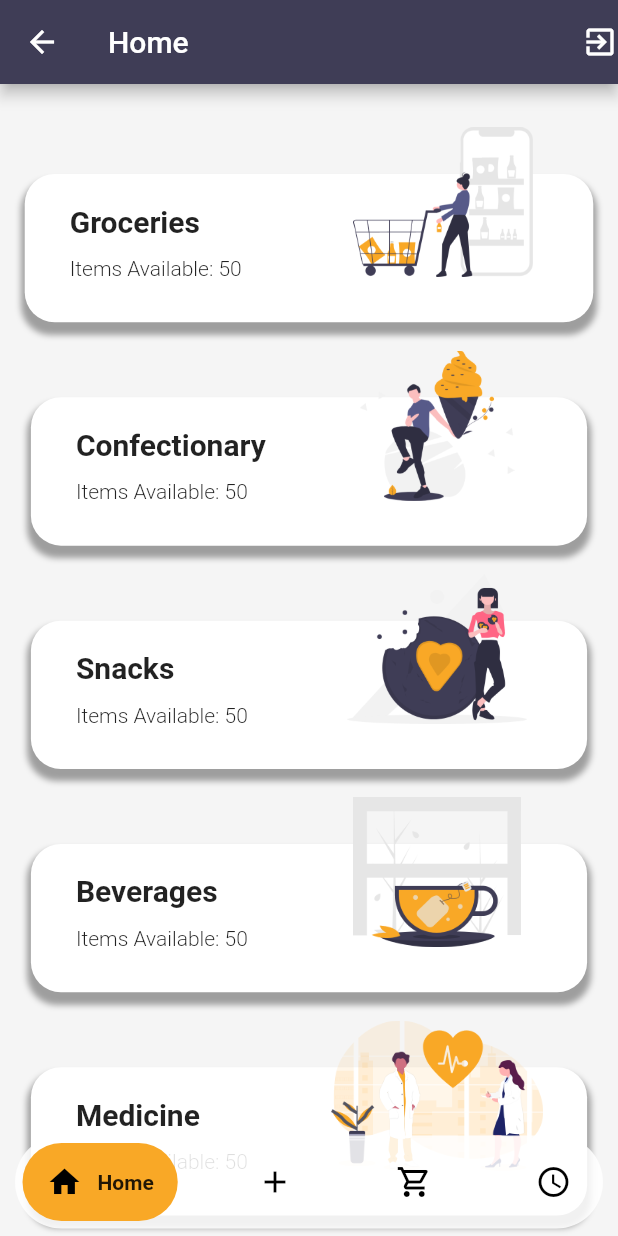
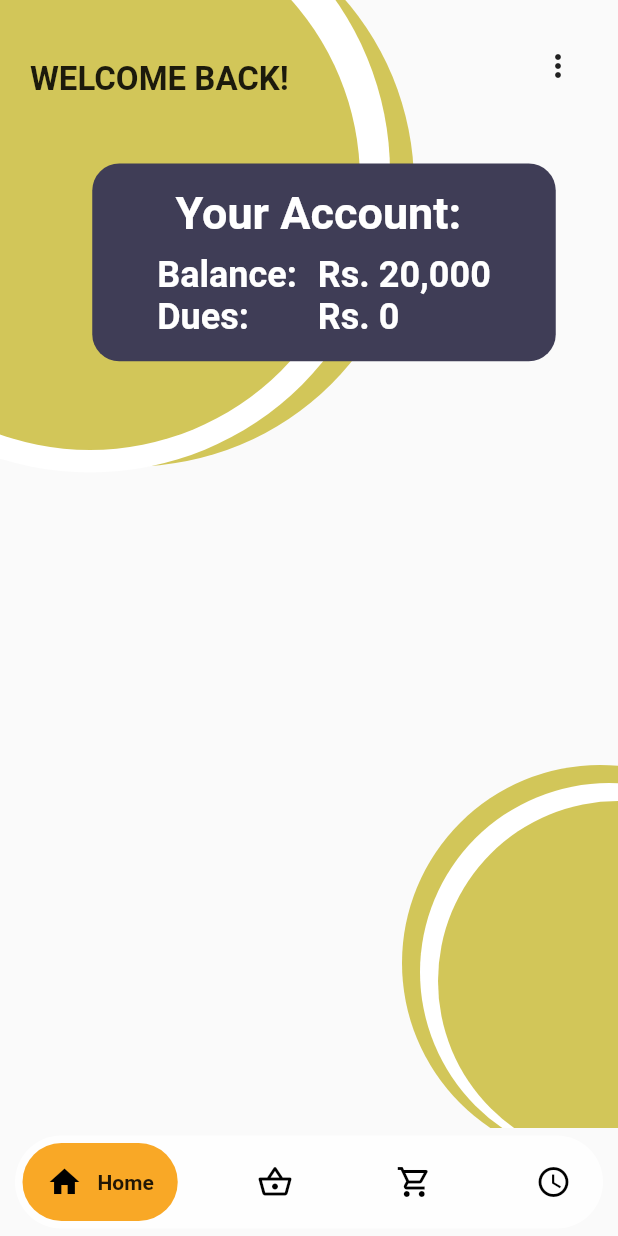
Before and after one commit to AliMohsinNaqvi110/Stock-Unifier, a Flutter app: the VendorWrapper screen opened directly, on a phone screen of 412 x 824 dp. Run offline on Flutter 3.47's test engine with Material 2 defaults, Android fonts, the phone set to English and light mode, and no system bars; drawn by our look-alikes of google_nav_bar; our stand-ins replace cloud_firestore, cool_alert, firebase_auth, firebase_core; missing offline and left inert: animated_snack_bar; accounts and stored records are empty.

Commit message:
attempting to update vendor structure in db

```diff
--- a/lib/screens/home/categories_screen.dart
+++ b/lib/screens/home/vendor/item_listing_screen.dart
@@ -1,19 +1,16 @@
 import 'package:flutter/material.dart';
 import 'package:inventory_management/constants/colors.dart';
 import 'package:inventory_management/screens/home/selected_category.dart';
-import 'package:inventory_management/services/auth.dart';
 
-// This Screen is displayed for Vendor, for Distributor we first show dashboard
-class CategoriesScreen extends StatefulWidget {
-  const CategoriesScreen({Key? key}) : super(key: key);
+class ItemListing extends StatefulWidget {
+  const ItemListing({Key? key}) : super(key: key);
 
   @override
-  _CategoriesScreenState createState() => _CategoriesScreenState();
+  _ItemListingState createState() => _ItemListingState();
 }
 
-class _CategoriesScreenState extends State<CategoriesScreen> {
+class _ItemListingState extends State<ItemListing> {
   Apptheme th = Apptheme();
-  final AuthService _auth = AuthService();
   final List<String> _selectedCategory = [
     "Groceries",
     "Confectionary",
@@ -29,15 +26,8 @@ class _CategoriesScreenState extends State<CategoriesScreen> {
       backgroundColor: th.kLightGrey,
       appBar: AppBar(
           backgroundColor: th.kDarkBlue,
-          title: const Text("Home"),
-          actions: [
-            InkWell(
-              child: const Icon(Icons.exit_to_app),
-              onTap: () {
-                _auth.signOut();
-              },
-            )
-          ]),
+          title: const Text("All Items"),
+       ),
       body: Center(
         child: SingleChildScrollView(
           child: Column(
--- /dev/null
+++ b/lib/screens/home/vendor/vendor_home.dart
@@ -0,0 +1,226 @@
+import 'package:firebase_auth/firebase_auth.dart';
+import 'package:flutter/material.dart';
+import 'package:inventory_management/services/auth.dart';
+import 'package:provider/provider.dart';
+import '../../../constants/colors.dart';
+
+class VendorHome extends StatefulWidget {
+  const VendorHome({Key? key}) : super(key: key);
+
+  @override
+  State<VendorHome> createState() => _VendorHomeState();
+}
+
+class _VendorHomeState extends State<VendorHome> {
+  Apptheme th = Apptheme();
+
+  final AuthService _auth = AuthService();
+
+  @override
+  Widget build(BuildContext context) {
+
+    final user = Provider.of<User>(context);
+
+    return Scaffold(
+      body: SafeArea(
+        child: SingleChildScrollView(
+          child: Stack(
+            fit: StackFit.loose,
+            children: [
+              Positioned(
+                left: -100,
+                top: -65,
+                child: CircleAvatar(
+                  radius: 188,
+                  backgroundColor: th.kDashboardBg,
+                ),
+              ),
+              const Positioned(
+                left: -140,
+                top: -85,
+                child: CircleAvatar(
+                  radius: 200,
+                  backgroundColor: Colors.white,
+                ),
+              ),
+              Positioned(
+                left: -120,
+                top: -60,
+                child: CircleAvatar(
+                  radius: 180,
+                  backgroundColor: th.kDashboardBg,
+                ),
+              ),
+              Positioned(
+                  top: 20,
+                  right: 16,
+                  child: PopupMenuButton<int>(
+                    itemBuilder: (context) => [
+                      // popupmenu item 1
+                      PopupMenuItem(
+                        value: 1,
+                        child: Row(
+                          children: const [
+                            Icon(Icons.help),
+                            SizedBox(
+                              // sized box with width 10
+                              width: 10,
+                            ),
+                            Text("Help")
+                          ],
+                        ),
+                      ),
+                      // popupmenu item 2
+                      PopupMenuItem(
+                        onTap: () {
+                          _auth.signOut();
+                        },
+                        value: 2,
+                        child: Row(
+                          children: const [
+                            Icon(Icons.logout_outlined),
+                            SizedBox(
+                              width: 10,
+                            ),
+                            Text("About")
+                          ],
+                        ),
+                      ),
+                    ],
+                    offset: const Offset(0, 50),
+                    color: Colors.grey[200],
+                    elevation: 2,
+                  )),
+              // bottom circle
+              Positioned(
+                right: -120,
+                bottom: 50,
+                child: CircleAvatar(
+                  radius: 132,
+                  backgroundColor: th.kDashboardBg,
+                ),
+              ),
+              const Positioned(
+                right: -120,
+                bottom: 50,
+                child: CircleAvatar(
+                  radius: 126,
+                  backgroundColor: Colors.white,
+                ),
+              ),
+              Positioned(
+                right: -120,
+                bottom: 50,
+                child: CircleAvatar(
+                  radius: 120,
+                  backgroundColor: th.kDashboardBg,
+                ),
+              ),
+              SizedBox(
+                height: MediaQuery.of(context).size.height,
+                child: Column(
+                  children: [
+                    Align(
+                      alignment: Alignment.bottomLeft,
+                      child: Padding(
+                        padding: const EdgeInsets.only(top: 40.0, left: 20),
+                        child: Column(
+                          crossAxisAlignment: CrossAxisAlignment.start,
+                          children: [
+                            const Text(
+                              "WELCOME BACK!",
+                              style: TextStyle(
+                                  fontSize: 22, fontWeight: FontWeight.bold),
+                            ),
+                            Text(
+                              user.displayName ?? "User",
+                              style: const TextStyle(
+                                  fontSize: 20,
+                                  fontWeight: FontWeight.w500,
+                                  letterSpacing: 1.5),
+                            ),
+                            Padding(
+                              padding: const EdgeInsets.only(top: 20.0),
+                              child: Center(
+                                child: Container(
+                                  decoration: BoxDecoration(
+                                      color: th.kDarkBlue,
+                                      borderRadius: BorderRadius.circular(18)),
+                                  height: MediaQuery.of(context).size.height * 0.16,
+                                  width: MediaQuery.of(context).size.width * 0.75,
+                                  child: Column(
+                                    mainAxisAlignment: MainAxisAlignment.center,
+                                    children: [
+                                      Text(
+                                        "Your Account: ",
+                                        style: TextStyle(
+                                            color: th.kWhite,
+                                            fontWeight: FontWeight.bold,
+                                            fontSize: 30),
+                                      ),
+                                      const SizedBox(height: 10),
+                                      Row(
+                                        mainAxisAlignment: MainAxisAlignment.center,
+                                        children: [
+                                          Column(
+                                            crossAxisAlignment: CrossAxisAlignment.start,
+                                            children: [
+                                              Text(
+                                                "Balance: ",
+                                                style: TextStyle(
+                                                    color: th.kWhite,
+                                                    fontWeight: FontWeight.bold,
+                                                    fontSize: 24),
+                                              ),
+                                              Text(
+                                                "Dues: ",
+                                                style: TextStyle(
+                                                    color: th.kWhite,
+                                                    fontWeight: FontWeight.bold,
+                                                    fontSize: 24),
+                                              ),
+                                            ],
+                                          ),
+                                          const SizedBox(width: 8.0),
+                                          Column(
+                                            crossAxisAlignment: CrossAxisAlignment.start,
+                                            children: [
+                                              Text(
+                                                "Rs. 20,000",
+                                                style: TextStyle(
+                                                    color: th.kWhite,
+                                                    fontWeight: FontWeight.bold,
+                                                    fontSize: 24),
+                                              ),
+                                              Text(
+                                                "Rs. 0",
+                                                style: TextStyle(
+                                                    color: th.kWhite,
+                                                    fontWeight: FontWeight.bold,
+                                                    fontSize: 24),
+                                              ),
+                                            ],
+                                          ),
+                                        ],
+                                      ),
+                                    ],
+                                  ),
+                                ),
+                              ),
+                            ),
+
+                          ],
+                        ),
+                      ),
+                    ),
+
+                  ],
+                ),
+              ),
+            ],
+          ),
+        ),
+      ),
+    );
+  }
+}
--- a/lib/screens/home/vendor/vendor_wrapper.dart
+++ b/lib/screens/home/vendor/vendor_wrapper.dart
@@ -1,10 +1,11 @@
 import 'package:flutter/material.dart';
 import 'package:google_nav_bar/google_nav_bar.dart';
 import 'package:inventory_management/constants/colors.dart';
-import 'package:inventory_management/screens/home/categories_screen.dart';
+import 'package:inventory_management/screens/home/vendor/item_listing_screen.dart';
 import 'package:inventory_management/screens/home/distributor/add_items.dart';
 import 'package:inventory_management/screens/home/distributor/sales_history.dart';
 import 'package:inventory_management/screens/home/vendor/cart.dart';
+import 'package:inventory_management/screens/home/vendor/vendor_home.dart';
 
 class VendorWrapper extends StatefulWidget {
   const VendorWrapper({Key? key}) : super(key: key);
@@ -25,10 +26,10 @@ class _VendorWrapperState extends State<VendorWrapper> {
       body: PageView(
         controller: controller,
           children: const [
-            CategoriesScreen(),
-            AddItems(),
+            VendorHome(),
+            ItemListing(),
             Cart(),
-            salesHistory(),
+            SalesHistory(),
           ],
           onPageChanged: (page) {
           setState(() {
@@ -44,7 +45,6 @@ class _VendorWrapperState extends State<VendorWrapper> {
           borderRadius: BorderRadius.circular(100),
         ),
         child: GNav(
-              // tabActiveBorder: Border.all(color: th.klemon, width: 1), // tab button border
               curve: Curves.easeInCirc,
               tabBorderRadius: 100,
               backgroundColor: Colors.transparent,
@@ -60,8 +60,8 @@ class _VendorWrapperState extends State<VendorWrapper> {
                 text: 'Home',
               ),
               GButton(
-                icon: Icons.add,
-                text: 'Add Items',
+                icon: Icons.shopping_basket_outlined,
+                text: 'All Items',
               ),
               GButton(
                 icon: Icons.shopping_cart_outlined,
```
Also changed, not shown: lib/screens/authentication/sign_up.dart (+90 -38 lines), lib/screens/home/distributor/sales_history.dart (+8 -13 lines), lib/services/auth.dart (+8 -8 lines).
